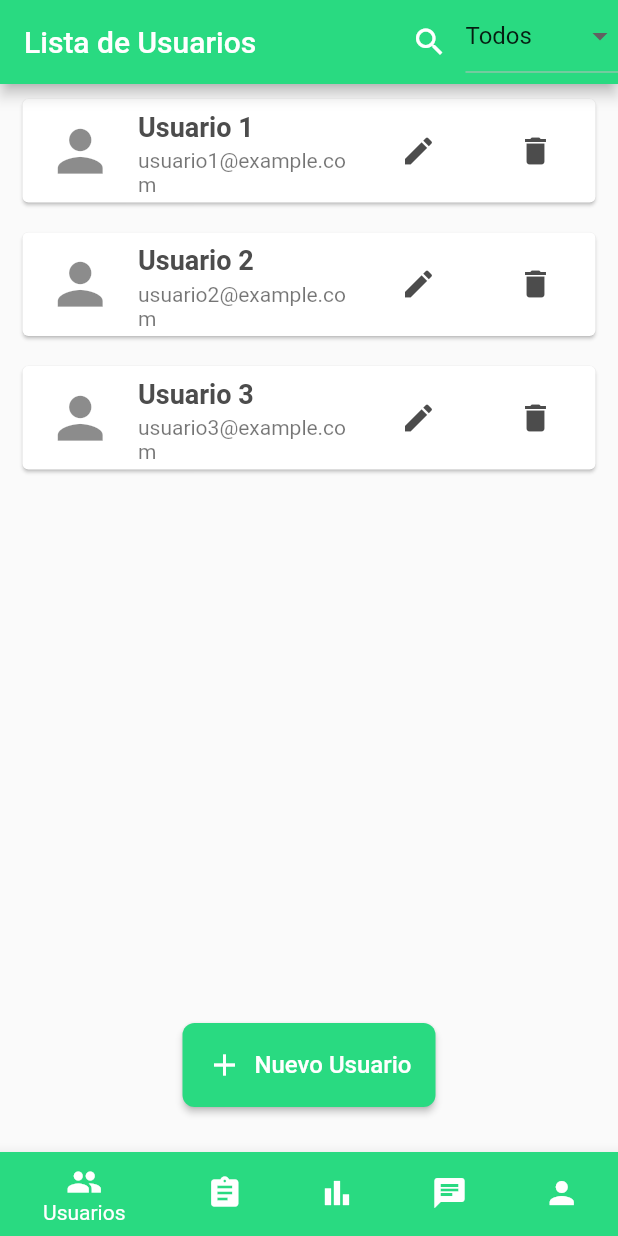
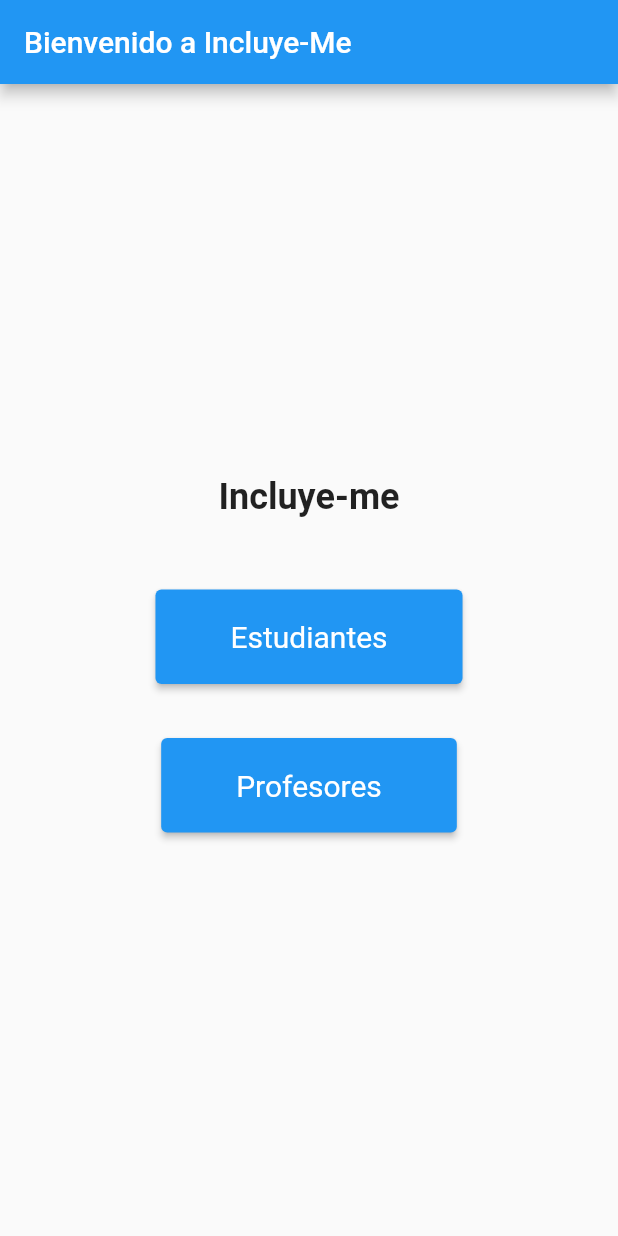
Before and after one commit to teresitarg22/IncluyeME-UGR, a Flutter app: the screen it shows after launch, on a phone screen of 412 x 824 dp. Run offline on Flutter 3.47's test engine with Material 2 defaults, Android fonts, the phone set to English and light mode, and no system bars; our stand-ins replace file_picker, flutter_form_builder, google_fonts, image_picker, multi_select_flutter, permission_handler; missing offline and left inert: postgres.

Commit message:
Cambiadas rutas del proyecto y mergeo con Ale y Teresa

```diff
--- a/incluye_me/lib/view/main.dart
+++ b/incluye_me/lib/main.dart
@@ -1,6 +1,7 @@
 import 'package:flutter/material.dart';
-import 'registro.dart';
-import 'listado_usuarios.dart';
+import 'package:incluye_me/views/start_view.dart';
+import 'views/registro.dart';
+import 'views/listado_usuarios.dart';
 
 // -------------------------------------------------------------------
 
@@ -14,7 +15,8 @@ class MyApp extends StatelessWidget {
     return MaterialApp(
       initialRoute: '/',
       routes: {
-        '/': (context) => UserListPage(),
+        '/': (context) => StartView(),
+
         '/registroPage': (context) => HomeScreen(),
       },
     );
--- a/incluye_me/lib/views/home_view.dart
+++ b/incluye_me/lib/views/home_view.dart
@@ -1,5 +1,6 @@
 import 'package:flutter/material.dart';
-import 'package:registrar_usuario/main.dart';
+import 'package:incluye_me/views/registro_alumno.dart';
+import 'package:incluye_me/views/registro_personal.dart';
 
 class HomeScreen extends StatelessWidget {
   @override
--- a/incluye_me/lib/view/listado_usuarios.dart
+++ b/incluye_me/lib/views/listado_usuarios.dart
@@ -1,5 +1,5 @@
 import 'package:flutter/material.dart';
-import 'editar_usuario.dart';
+import '../views/editar_usuario.dart';
 import 'package:incluye_me/model/user.dart';
 
 class UserListPage extends StatefulWidget {
--- a/incluye_me/lib/views/login_view.dart
+++ /dev/null
@@ -1,29 +0,0 @@
-import 'package:flutter/material.dart';
-
-class LoginView extends StatelessWidget {
-  @override
-  Widget build(BuildContext context) {
-    return Scaffold(
-      body: Center(
-        child: Column(
-          mainAxisAlignment: MainAxisAlignment.center,
-          children: [
-            ElevatedButton(
-              onPressed: () {
-                // Navegar a la pantalla de reconocimiento facial
-              },
-              child: Text('Estudiantes'),
-            ),
-            SizedBox(height: 20),
-            ElevatedButton(
-              onPressed: () {
-                // Navegar a la pantalla de logIn para profesores
-              },
-              child: Text('Profesores'),
-            ),
-          ],
-        ),
-      ),
-    );
-  }
-}
--- /dev/null
+++ b/incluye_me/lib/views/start_view.dart
@@ -0,0 +1,55 @@
+import 'package:flutter/material.dart';
+
+class StartView extends StatelessWidget {
+  @override
+  Widget build(BuildContext context) {
+    return Scaffold(
+      appBar: AppBar( // Esta es la AppBar
+        title: Text('Bienvenido a Incluye-Me '), // El título que aparecerá en la barra
+        backgroundColor: Colors.blue, // Color de fondo de la AppBar (opcional)
+      ),
+      body: Center(
+        child: Column(
+          mainAxisAlignment: MainAxisAlignment.center,
+          children: [
+            Text(
+              'Incluye-me',
+              style: TextStyle(
+                fontSize: 24,
+                fontWeight: FontWeight.bold,
+              ),
+            ),
+            SizedBox(height: 40), // Espacio adicional antes de los botones
+            Padding(
+              padding: const EdgeInsets.all(8.0),
+              child: ElevatedButton(
+                style: ElevatedButton.styleFrom(
+                  padding: EdgeInsets.symmetric(horizontal: 50, vertical: 20), // Aumentar el relleno
+                  textStyle: TextStyle(fontSize: 20), // Aumentar el tamaño del texto
+                ),
+                onPressed: () {
+                  // Navegar a la pantalla de reconocimiento facial
+                },
+                child: Text('Estudiantes'),
+              ),
+            ),
+            SizedBox(height: 20),
+            Padding(
+              padding: const EdgeInsets.all(8.0),
+              child: ElevatedButton(
+                style: ElevatedButton.styleFrom(
+                  padding: EdgeInsets.symmetric(horizontal: 50, vertical: 20), // Aumentar el relleno
+                  textStyle: TextStyle(fontSize: 20), // Aumentar el tamaño del texto
+                ),
+                onPressed: () {
+                  // Navegar a la pantalla de logIn para profesores
+                },
+                child: Text('Profesores'),
+              ),
+            ),
+          ],
+        ),
+      ),
+    );
+  }
+}
```
Also changed, not shown: incluye_me/lib/views/editar_usuario.dart (renamed from incluye_me/lib/view/editar_usuario.dart), incluye_me/lib/views/registro.dart (renamed from incluye_me/lib/view/registro.dart), incluye_me/lib/views/registro_alumno.dart (renamed from incluye_me/lib/view/registro_alumno.dart), incluye_me/lib/views/registro_personal.dart (renamed from incluye_me/lib/view/registro_personal.dart), incluye_me/lib/views/teacher_login_view.dart (added), incluye_me/pubspec.lock, 1 other file.
